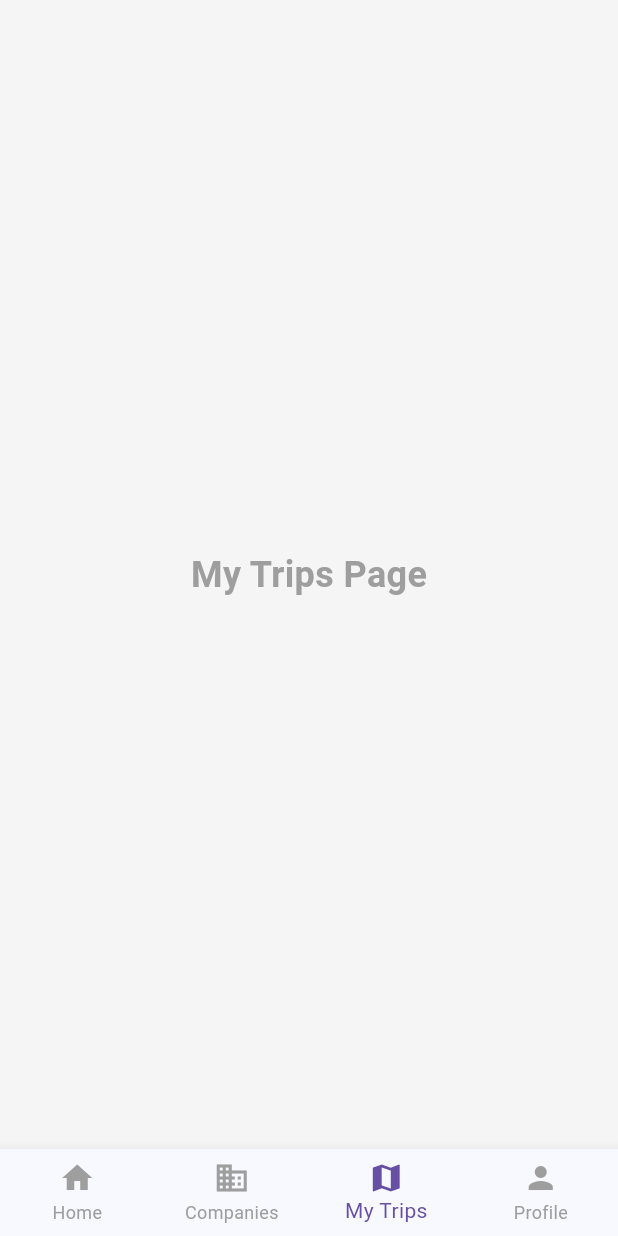
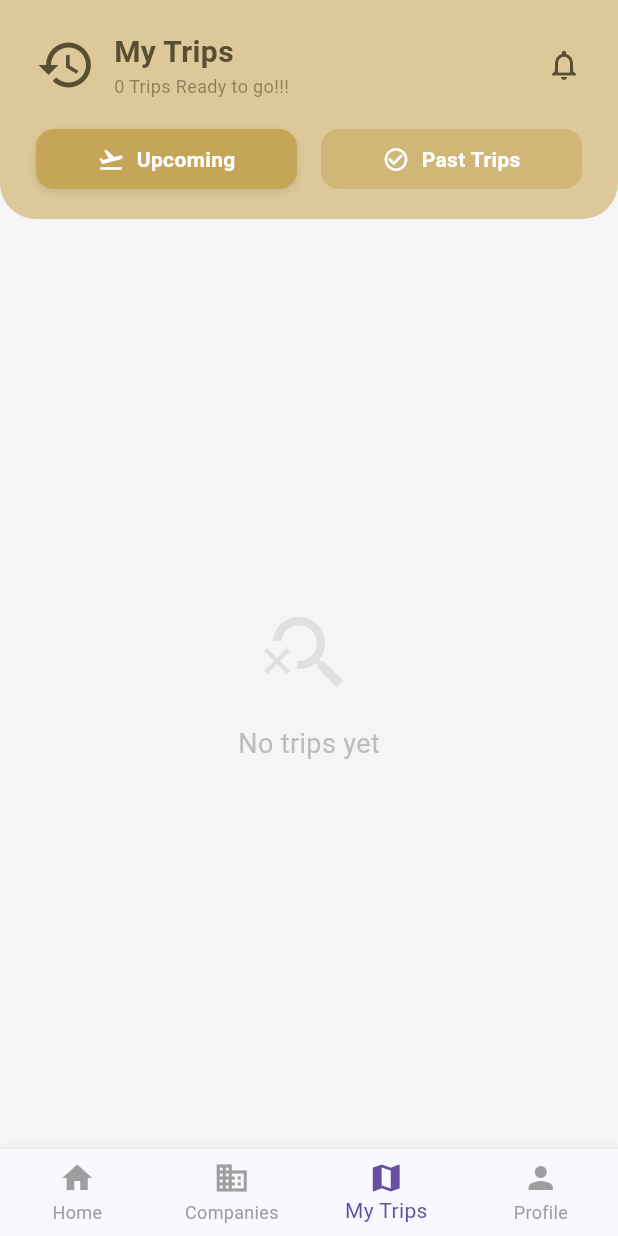
Before and after one commit to peejay10/tripplannerapp-by-mcp-server-from-penpot, a Flutter app: the MainScreen screen opened directly, item 3 of the bottom bar chosen, on a phone screen of 412 x 824 dp. Run offline on Flutter 3.47's test engine with Material 3 defaults, Android fonts, the phone set to English and light mode, and no system bars.

Commit message:
Complete booking flow and connect My Trips data

```diff
--- a/lib/main_screen.dart
+++ b/lib/main_screen.dart
@@ -1,6 +1,7 @@
 import 'package:flutter/material.dart';
 import 'view_details_screen.dart';
 import 'profile_screen.dart';
+import 'my_trips_screen.dart'; // <--- เพิ่มบรรทัดนี้
 
 class MainScreen extends StatefulWidget {
   @override
@@ -14,7 +15,7 @@ class _MainScreenState extends State<MainScreen> {
   final List<Widget> _pages = [
     HomeContent(),       // หน้า 0: Home (เราแยก Widget ออกมาด้านล่าง)
     PlaceholderWidget(text: 'Companies Page'), // หน้า 1: Companies (ยังไม่ได้ทำ)
-    PlaceholderWidget(text: 'My Trips Page'),  // หน้า 2: My Trips (ยังไม่ได้ทำ)
+    MyTripsScreen(),  // หน้า 2: My Trips (ยังไม่ได้ทำ)
     ProfileScreen(),     // หน้า 3: Profile (ที่เราเพิ่งทำเสร็จ)
   ];
 
--- /dev/null
+++ b/lib/my_trips_screen.dart
@@ -0,0 +1,265 @@
+import 'package:flutter/material.dart';
+import 'view_details_screen.dart';
+import 'trip_data.dart'; // <--- สำคัญมาก: ต้อง Import เพื่อดึงข้อมูลจริง
+
+class MyTripsScreen extends StatefulWidget {
+  @override
+  _MyTripsScreenState createState() => _MyTripsScreenState();
+}
+
+class _MyTripsScreenState extends State<MyTripsScreen> {
+  int _selectedTab = 0; // 0 = Upcoming, 1 = Past Trips
+
+  @override
+  Widget build(BuildContext context) {
+    // กำหนดสีและข้อความตาม Tab ที่เลือก
+    final bool isUpcoming = _selectedTab == 0;
+
+    // ---------------------------------------------------------
+    // จุดเปลี่ยนสำคัญ: ดึงข้อมูลจากไฟล์ trip_data.dart โดยตรง
+    // ---------------------------------------------------------
+    final List<Map<String, dynamic>> currentList = isUpcoming ? bookedTrips : pastTrips;
+
+    final headerTitle = isUpcoming ? 'My Trips' : 'My Past Trips';
+    final headerSubtitle = '${currentList.length} Trips ${isUpcoming ? "Ready to go!!!" : "Completed!!!"}';
+    final headerColor = const Color(0xFFDCC898);
+
+    return Scaffold(
+      backgroundColor: const Color(0xFFF5F5F5),
+      body: SafeArea(
+        child: Column(
+          children: [
+            // 1. Header Section
+            Container(
+              padding: const EdgeInsets.symmetric(horizontal: 24, vertical: 20),
+              decoration: BoxDecoration(
+                color: headerColor,
+                borderRadius: const BorderRadius.vertical(bottom: Radius.circular(24)),
+              ),
+              child: Column(
+                children: [
+                  Row(
+                    mainAxisAlignment: MainAxisAlignment.spaceBetween,
+                    children: [
+                      Row(
+                        children: [
+                          const Icon(Icons.history, size: 40, color: Color(0xFF5A4E32)),
+                          const SizedBox(width: 12),
+                          Column(
+                            crossAxisAlignment: CrossAxisAlignment.start,
+                            children: [
+                              Text(
+                                headerTitle,
+                                style: const TextStyle(
+                                  fontSize: 20,
+                                  fontWeight: FontWeight.bold,
+                                  color: Color(0xFF5A4E32),
+                                ),
+                              ),
+                              Text(
+                                headerSubtitle,
+                                style: TextStyle(
+                                  fontSize: 12,
+                                  color: const Color(0xFF5A4E32).withOpacity(0.6),
+                                ),
+                              ),
+                            ],
+                          ),
+                        ],
+                      ),
+                      const Icon(Icons.notifications_outlined, color: Color(0xFF5A4E32)),
+                    ],
+                  ),
+                  const SizedBox(height: 20),
+
+                  // Tabs
+                  Row(
+                    children: [
+                      Expanded(
+                        child: _buildCustomTabButton(
+                          text: 'Upcoming',
+                          icon: Icons.flight_takeoff,
+                          isActive: _selectedTab == 0,
+                          onTap: () => setState(() => _selectedTab = 0),
+                        ),
+                      ),
+                      const SizedBox(width: 16),
+                      Expanded(
+                        child: _buildCustomTabButton(
+                          text: 'Past Trips',
+                          icon: Icons.check_circle_outline,
+                          isActive: _selectedTab == 1,
+                          onTap: () => setState(() => _selectedTab = 1),
+                        ),
+                      ),
+                    ],
+                  ),
+                ],
+              ),
+            ),
+
+            // 2. Trip List
+            Expanded(
+              child: currentList.isEmpty
+                  ? Center(
+                      child: Column(
+                        mainAxisAlignment: MainAxisAlignment.center,
+                        children: [
+                          Icon(Icons.search_off, size: 64, color: Colors.grey[300]),
+                          const SizedBox(height: 16),
+                          Text('No trips yet', style: TextStyle(color: Colors.grey[400], fontSize: 18)),
+                        ],
+                      ),
+                    )
+                  : ListView.builder(
+                      padding: const EdgeInsets.all(24),
+                      itemCount: currentList.length,
+                      itemBuilder: (context, index) {
+                        final trip = currentList[index];
+                        return _buildTripCard(trip);
+                      },
+                    ),
+            ),
+          ],
+        ),
+      ),
+    );
+  }
+
+  // Widget ปุ่ม Tab
+  Widget _buildCustomTabButton({
+    required String text,
+    required IconData icon,
+    required bool isActive,
+    required VoidCallback onTap,
+  }) {
+    return GestureDetector(
+      onTap: onTap,
+      child: Container(
+        padding: const EdgeInsets.symmetric(vertical: 10),
+        decoration: BoxDecoration(
+          color: isActive ? const Color(0xFFC5A659) : const Color(0xFFC5A659).withOpacity(0.5),
+          borderRadius: BorderRadius.circular(12),
+          boxShadow: isActive
+              ? [BoxShadow(color: Colors.black.withOpacity(0.1), offset: const Offset(0, 2), blurRadius: 4)]
+              : null,
+        ),
+        child: Row(
+          mainAxisAlignment: MainAxisAlignment.center,
+          children: [
+            Icon(icon, color: Colors.white, size: 18),
+            const SizedBox(width: 8),
+            Text(text, style: const TextStyle(color: Colors.white, fontWeight: FontWeight.bold)),
+          ],
+        ),
+      ),
+    );
+  }
+
+  // Widget การ์ดทริป
+  Widget _buildTripCard(Map<String, dynamic> trip) {
+    return Container(
+      margin: const EdgeInsets.only(bottom: 20),
+      decoration: BoxDecoration(
+        color: Colors.white,
+        borderRadius: BorderRadius.circular(16),
+        boxShadow: [
+          BoxShadow(color: Colors.black.withOpacity(0.05), blurRadius: 10, offset: const Offset(0, 5)),
+        ],
+      ),
+      child: Column(
+        crossAxisAlignment: CrossAxisAlignment.start,
+        children: [
+          Stack(
+            children: [
+              Container(
+                height: 140,
+                width: double.infinity,
+                decoration: const BoxDecoration(
+                  color: Color(0xFFF0F0F0),
+                  borderRadius: BorderRadius.vertical(top: Radius.circular(16)),
+                ),
+                child: const Center(child: Icon(Icons.image, size: 50, color: Colors.grey)),
+              ),
+              Positioned(
+                top: 12, left: 12,
+                child: Container(
+                  padding: const EdgeInsets.symmetric(horizontal: 10, vertical: 4),
+                  decoration: BoxDecoration(
+                    color: trip['statusColor'],
+                    borderRadius: BorderRadius.circular(20),
+                  ),
+                  child: Row(
+                    children: [
+                      Icon(trip['status'] == 'On Going' ? Icons.check_circle : Icons.flag, size: 12, color: Colors.black),
+                      const SizedBox(width: 4),
+                      Text(trip['status'], style: const TextStyle(fontSize: 10, fontWeight: FontWeight.bold, color: Colors.black)),
+                    ],
+                  ),
+                ),
+              ),
+            ],
+          ),
+          Padding(
+            padding: const EdgeInsets.all(16),
+            child: Column(
+              crossAxisAlignment: CrossAxisAlignment.start,
+              children: [
+                Text(trip['name'], style: const TextStyle(fontSize: 16, fontWeight: FontWeight.bold)),
+                Text(trip['desc'] ?? '', style: TextStyle(fontSize: 12, color: Colors.grey[600])),
+                const SizedBox(height: 8),
+                Container(
+                  padding: const EdgeInsets.symmetric(horizontal: 8, vertical: 4),
+                  decoration: BoxDecoration(
+                    color: const Color(0xFFF8E669),
+                    borderRadius: BorderRadius.circular(6),
+                  ),
+                  child: Row(
+                    mainAxisSize: MainAxisSize.min,
+                    children: [
+                      const Icon(Icons.star, size: 12, color: Colors.black54),
+                      const SizedBox(width: 4),
+                      Text('${trip['rating']} (${trip['reviewCount']} reviews)', style: const TextStyle(fontSize: 10, fontWeight: FontWeight.bold)),
+                    ],
+                  ),
+                ),
+                const SizedBox(height: 12),
+                Row(
+                  mainAxisAlignment: MainAxisAlignment.spaceBetween,
+                  children: [
+                    Column(
+                      crossAxisAlignment: CrossAxisAlignment.start,
+                      children: [
+                        const Text('Budget', style: TextStyle(fontSize: 10, color: Colors.grey)),
+                        Text('${trip['price']}', style: const TextStyle(fontSize: 14, fontWeight: FontWeight.bold, color: Colors.black)),
+                      ],
+                    ),
+                    ElevatedButton(
+                      onPressed: () {
+                        Navigator.push(context, MaterialPageRoute(builder: (context) => ViewDetailsScreen()));
+                      },
+                      style: ElevatedButton.styleFrom(
+                        backgroundColor: const Color(0xFF2EF000),
+                        foregroundColor: Colors.black,
+                        elevation: 0,
+                        shape: RoundedRectangleBorder(borderRadius: BorderRadius.circular(20)),
+                        padding: const EdgeInsets.symmetric(horizontal: 16, vertical: 0),
+                      ),
+                      child: const Row(
+                        children: [
+                          Text('View Details', style: TextStyle(fontSize: 12, fontWeight: FontWeight.bold)),
+                          SizedBox(width: 4),
+                          Icon(Icons.arrow_forward, size: 16),
+                        ],
+                      ),
+                    ),
+                  ],
+                ),
+              ],
+            ),
+          ),
+        ],
+      ),
+    );
+  }
+}
--- /dev/null
+++ b/lib/trip_data.dart
@@ -0,0 +1,17 @@
+import 'package:flutter/material.dart';
+
+// ปล่อยให้ว่างไว้ [] เพื่อรอรับข้อมูลใหม่จากการจอง
+List<Map<String, dynamic>> bookedTrips = [];
+
+List<Map<String, dynamic>> pastTrips = [
+  // (ข้อมูล Past Trips ปล่อยไว้เหมือนเดิมก็ได้ครับ)
+  {
+    'name': 'Bali Paradise',
+    'desc': 'Bali for 4 day',
+    'status': 'Completed',
+    'statusColor': Colors.grey,
+    'rating': 4.8,
+    'reviewCount': '2,000',
+    'price': '฿ 4,500',
+  },
+];
```
Also changed, not shown: lib/booking_summary_screen.dart (added, +273 -0 lines), lib/view_details_screen.dart (+24 -6 lines).
